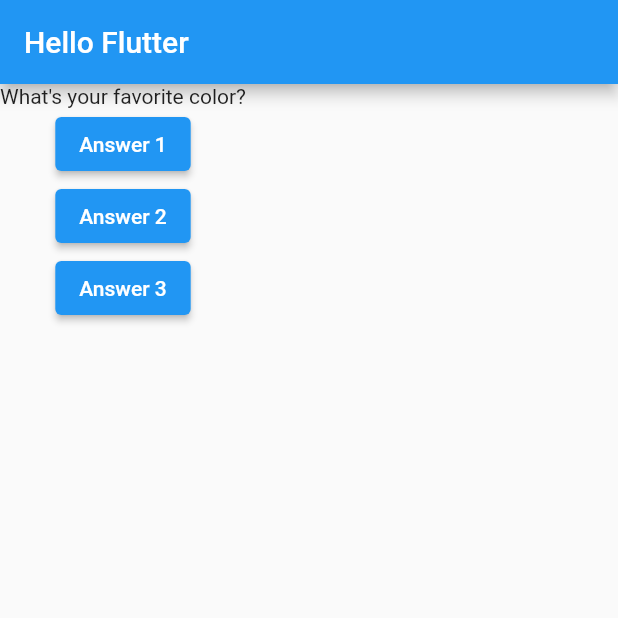
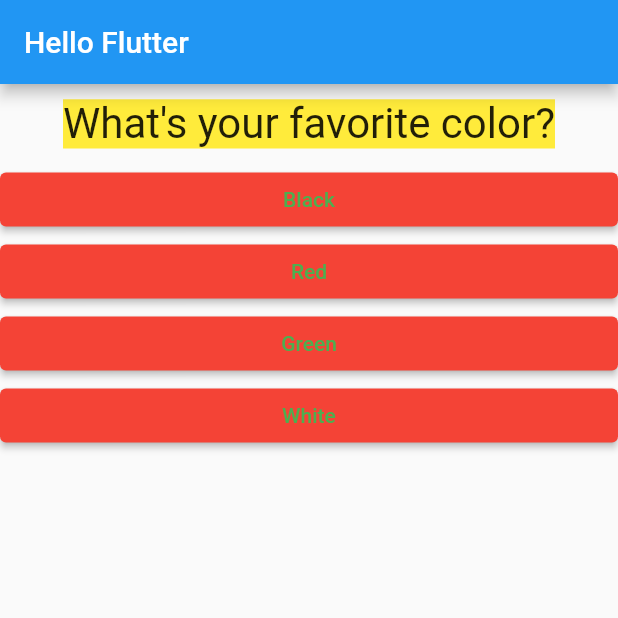
Before and after one commit to SaeedEndergiri/flutter_complete_guide, a Flutter app: the screen it shows after launch, on a phone screen of 412 x 824 dp, the top half of it. Run offline on Flutter 3.47's test engine with Material 2 defaults, Android fonts, the phone set to English and light mode, and no system bars.

```diff
--- /dev/null
+++ b/flutter_complete_guide/lib/answer.dart
@@ -0,0 +1,22 @@
+import 'package:flutter/material.dart';
+
+class Answer extends StatelessWidget {
+  final VoidCallback selectHandler;
+  final String answerText;
+  Answer(this.selectHandler, this.answerText);
+
+  @override
+  Widget build(BuildContext context) {
+    return Container(
+      width: double.infinity,
+      child: ElevatedButton(
+        style: ElevatedButton.styleFrom(
+          primary: Colors.red, // background
+          onPrimary: Colors.green, // foreground
+        ),
+        child: Text(answerText),
+        onPressed: selectHandler,
+      ),
+    );
+  }
+}
--- a/flutter_complete_guide/lib/main.dart
+++ b/flutter_complete_guide/lib/main.dart
@@ -1,45 +1,53 @@
 import 'package:flutter/material.dart';
 
-void main() {
-  runApp(const MyApp());
+import './question.dart';
+import './answer.dart';
+
+void main() => runApp(MyApp());
+
+class MyApp extends StatefulWidget {
+  @override
+  State<StatefulWidget> createState() {
+    return _MyAppState();
+  }
 }
 
-class MyApp extends StatelessWidget {
-  var questionIndex = 0;
-  const MyApp({Key? key}) : super(key: key);
+class _MyAppState extends State<MyApp> {
+  var _questionIndex = 0;
 
-  void answerQuestion() {
-    print('Answer Chosen!');
+  void _answerQuestion() {
+    setState(() {
+      _questionIndex++;
+    });
+    print(_questionIndex);
   }
 
   // This widget is the root of the application
   @override
   Widget build(BuildContext context) {
-    var questions = [
-      'What\'s your favorite color?',
-      'What\'s your favorite animal?'
+    const questions = [
+      {
+        'question': 'What\'s your favorite color?',
+        'answer': ['Black', 'Red', 'Green', 'White']
+      },
+      {
+        'question': 'What\'s your favorite animal?',
+        'answer': ['Cat', 'Dog', 'Rabbit', 'Horse']
+      },
+      {
+        'question': 'Who\'s your favorite instructor?',
+        'answer': ['Saeed', 'Abdullah', 'Malik', 'Saif']
+      },
     ];
     return MaterialApp(
       home: Scaffold(
         appBar: AppBar(
-          title: const Text('Hello Flutter'),
+          title: Text('Hello Flutter'),
         ),
         body: Column(children: [
-          Text(questions[0]),
-          ElevatedButton(
-            onPressed: () => print('Answer 1 chosen!'),
-            child: const Text('Answer 1'),
-          ),
-          ElevatedButton(
-            onPressed: () => print('Answer 2 chosen!'),
-            child: const Text('Answer 2'),
-          ),
-          ElevatedButton(
-            onPressed: () {
-              print('Answer 3 chosen!');
-            },
-            child: const Text('Answer 3'),
-          ),
+          Question(questions[_questionIndex]['question'].toString()),
+          ...(questions[_questionIndex]['answer'] as List<String>)
+              .map((e) => Answer(_answerQuestion, e)).toList()
         ]),
       ),
     );
--- /dev/null
+++ b/flutter_complete_guide/lib/question.dart
@@ -0,0 +1,22 @@
+import 'package:flutter/material.dart';
+
+class Question extends StatelessWidget {
+  final String questionText;
+  Question(this.questionText);
+
+  @override
+  Widget build(BuildContext context) {
+    return Container(
+      width: double.infinity,
+      margin: EdgeInsets.all(10),
+      child: Text(
+        questionText,
+        style: TextStyle(
+          backgroundColor: Colors.yellow,
+          fontSize: 28,
+        ),
+        textAlign: TextAlign.center,
+      ),
+    );
+  }
+}
```
